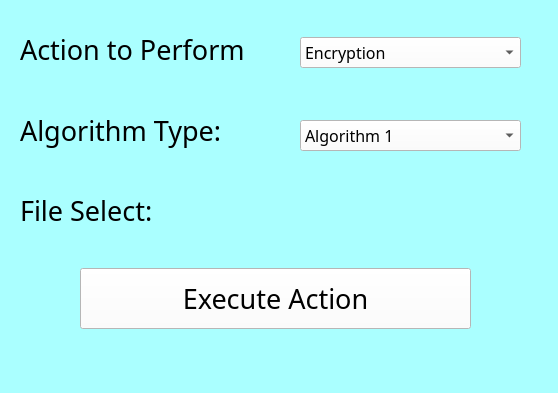
terrytosh/image-encryptor, file src/mainwindow.ui: the form before one commit.
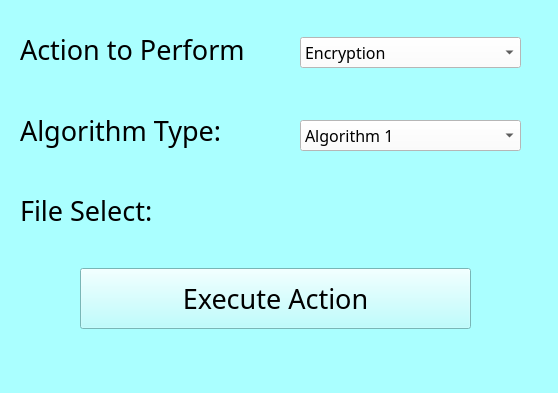
The form after the commit.

```diff
--- a/src/mainwindow.ui
+++ b/src/mainwindow.ui
@@ -11,23 +11,11 @@
    </rect>
   </property>
   <property name="sizePolicy">
-   <sizepolicy hsizetype="Fixed" vsizetype="Fixed">
+   <sizepolicy hsizetype="Preferred" vsizetype="Preferred">
     <horstretch>0</horstretch>
     <verstretch>0</verstretch>
    </sizepolicy>
   </property>
-  <property name="minimumSize">
-   <size>
-    <width>558</width>
-    <height>393</height>
-   </size>
-  </property>
-  <property name="maximumSize">
-   <size>
-    <width>558</width>
-    <height>393</height>
-   </size>
-  </property>
   <property name="windowTitle">
    <string>MainWindow</string>
   </property>
@@ -35,10 +23,7 @@
    <bool>false</bool>
   </property>
   <property name="styleSheet">
-   <string notr="true">background-color: rgb(170, 255, 255);
-color: rgb(0, 0, 0);
-selection-background-color: rgb(0, 0, 0);
-selection-color: rgb(255, 255, 255);</string>
+   <string notr="true">background-color: rgb(170, 255, 255);</string>
   </property>
   <property name="tabShape">
    <enum>QTabWidget::Rounded</enum>
@@ -184,12 +169,24 @@
       <pointsize>20</pointsize>
      </font>
     </property>
+    <property name="focusPolicy">
+     <enum>Qt::ClickFocus</enum>
+    </property>
+    <property name="autoFillBackground">
+     <bool>false</bool>
+    </property>
     <property name="styleSheet">
-     <string notr="true">background-color: rgb(255, 255, 255);</string>
+     <string notr="true">background-color: qlineargradient(spread:pad, x1:0, y1:0, x2:1, y2:0, stop:0 rgba(245, 224, 176, 255), stop:0.09 rgba(246, 189, 237, 255), stop:0.14 rgba(194, 207, 246, 255), stop:0.19 rgba(184, 160, 168, 255), stop:0.25 rgba(171, 186, 248, 255), stop:0.32 rgba(243, 248, 224, 255), stop:0.385 rgba(249, 162, 183, 255), stop:0.47 rgba(100, 115, 124, 255), stop:0.58 rgba(251, 205, 202, 255), stop:0.65 rgba(170, 128, 185, 255), stop:0.75 rgba(252, 222, 204, 255), stop:0.805 rgba(206, 122, 218, 255), stop:0.86 rgba(254, 223, 175, 255), stop:0.91 rgba(254, 236, 244, 255), stop:1 rgba(255, 191, 221, 255));</string>
     </property>
     <property name="text">
      <string>Execute Action</string>
     </property>
+    <property name="default">
+     <bool>false</bool>
+    </property>
+    <property name="flat">
+     <bool>false</bool>
+    </property>
    </widget>
   </widget>
   <widget class="QStatusBar" name="statusbar"/>
```
Left out of the diff: 14 changed lines with no effect on the pictures.
